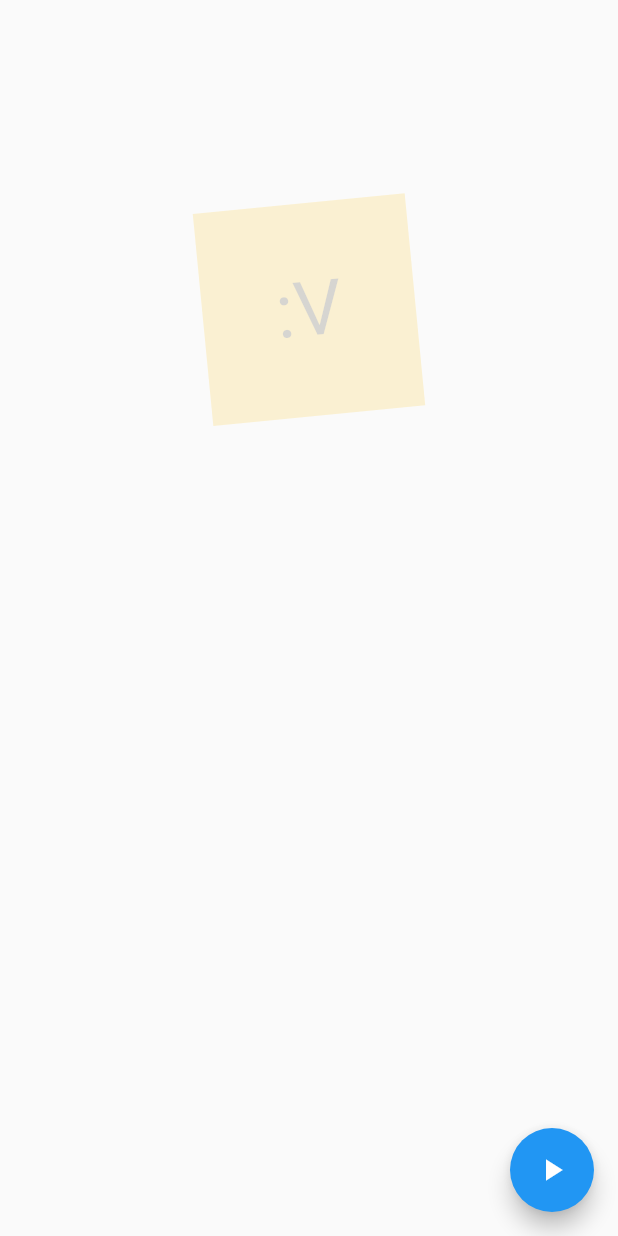
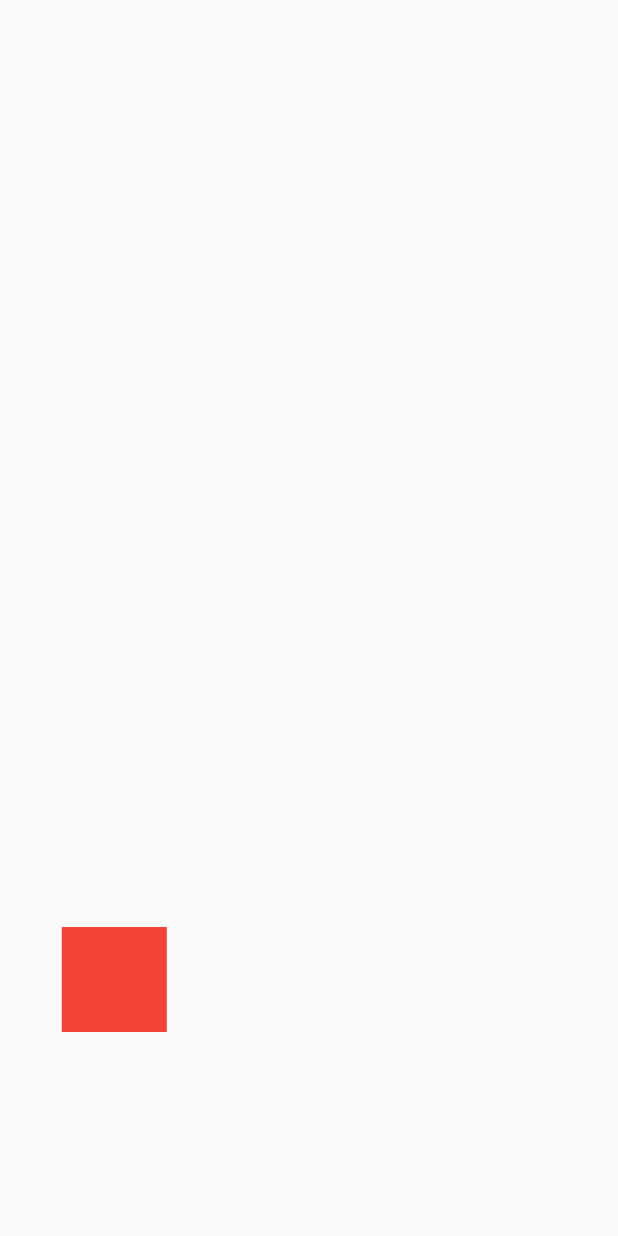
Before and after one commit to Blanco1010/Custom_Painter_Flutter, a Flutter app: the screen it shows after launch, on a phone screen of 412 x 824 dp. Run offline on Flutter 3.47's test engine with Material 2 defaults, Android fonts, the phone set to English and light mode, and no system bars.

Commit message:
Challenge

```diff
--- a/custom_painter/lib/main.dart
+++ b/custom_painter/lib/main.dart
@@ -1,5 +1,7 @@
+import 'package:flutter/material.dart';
+
 import 'package:custom_painter/src/pages/headers_page.dart';
-import 'package:flutter/material.dart';
+import 'package:custom_painter/src/challenge/box_animation_page.dart';
 
 void main() {
   runApp(MyApp());
@@ -12,7 +14,7 @@ class MyApp extends StatelessWidget {
     return MaterialApp(
       title: 'Diseños APP',
       debugShowCheckedModeBanner: false,
-      home: HeadersPage(),
+      home: BoxAnimation2(),
       theme: ThemeData(
         primarySwatch: Colors.blue,
       ),
--- /dev/null
+++ b/custom_painter/lib/src/challenge/box_animation_page.dart
@@ -0,0 +1,109 @@
+import 'package:flutter/material.dart';
+
+class BoxAnimation2 extends StatelessWidget {
+  @override
+  Widget build(BuildContext context) {
+    final size = MediaQuery.of(context).size;
+
+    return Scaffold(
+      body: Container(
+        child: Stack(
+          children: [
+            Positioned(
+              top: size.height * 0.75,
+              left: size.width * 0.10,
+              child: _BoxAnimation(),
+            ),
+          ],
+        ),
+      ),
+    );
+  }
+}
+
+class _BoxAnimation extends StatefulWidget {
+  @override
+  _BoxAnimationState createState() => _BoxAnimationState();
+}
+
+class _BoxAnimationState extends State<_BoxAnimation>
+    with SingleTickerProviderStateMixin {
+  AnimationController? controller;
+
+  Animation<double>? moveEjeX;
+  Animation<double>? moveEjeY;
+  Animation<double>? moveEjeX2;
+  Animation<double>? moveEjeY2;
+
+  @override
+  void initState() {
+    controller =
+        new AnimationController(vsync: this, duration: Duration(seconds: 4));
+
+    moveEjeX = Tween(
+      begin: 0.0,
+      end: 320.0,
+    ).animate(CurvedAnimation(
+        parent: controller!, curve: Interval(0, 0.25, curve: Curves.bounceIn)));
+
+    moveEjeY = Tween(
+      begin: 0.0,
+      end: -500.0,
+    ).animate(CurvedAnimation(
+        parent: controller!,
+        curve: Interval(0.25, 0.5, curve: Curves.elasticInOut)));
+
+    moveEjeX2 = Tween(
+      begin: 0.0,
+      end: -320.0,
+    ).animate(CurvedAnimation(
+        parent: controller!, curve: Interval(0.5, 0.75, curve: Curves.ease)));
+
+    moveEjeY2 = Tween(
+      begin: 0.0,
+      end: 500.0,
+    ).animate(CurvedAnimation(
+        parent: controller!,
+        curve: Interval(0.75, 1.0, curve: Curves.slowMiddle)));
+
+    controller!.addListener(() {
+      if (controller!.status == AnimationStatus.completed) {
+        controller!.reset();
+      }
+    });
+
+    controller!.forward();
+    super.initState();
+  }
+
+  @override
+  void dispose() {
+    controller!.dispose();
+    super.dispose();
+  }
+
+  Widget build(BuildContext context) {
+    return AnimatedBuilder(
+        animation: controller!,
+        child: _Box(),
+        builder: (BuildContext context, Widget? child) {
+          return Transform.translate(
+              offset: Offset(
+                moveEjeX!.value + moveEjeX2!.value,
+                moveEjeY!.value + moveEjeY2!.value,
+              ),
+              child: child!);
+        });
+  }
+}
+
+class _Box extends StatelessWidget {
+  @override
+  Widget build(BuildContext context) {
+    return Container(
+      width: 70,
+      height: 70,
+      decoration: BoxDecoration(color: Colors.red),
+    );
+  }
+}
--- a/custom_painter/lib/src/pages/headers_page.dart
+++ b/custom_painter/lib/src/pages/headers_page.dart
@@ -7,7 +7,7 @@ class HeadersPage extends StatelessWidget {
   @override
   Widget build(BuildContext context) {
     return Scaffold(
-      body: AnimationPage(),
+      body: BoxAnimation(),
     );
   }
 }
```
